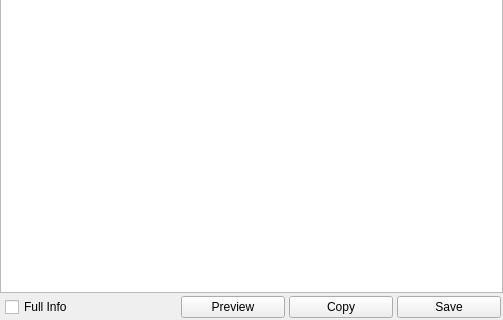
Before: the Qt Designer form mediainfo/mediainfo_dialog.ui in emako/qvs, drawn with Qt 5; both pictures show x 0 to 503 and y 200 to 520 of the 503 by 520 pixel window.
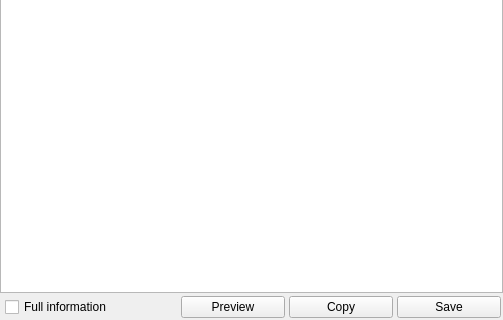
After: the same form once the commit is applied. Icons and pictures are not drawn.

```diff
--- a/mediainfo/mediainfo_dialog.ui
+++ b/mediainfo/mediainfo_dialog.ui
@@ -78,7 +78,7 @@
       <item>
        <widget class="QCheckBox" name="checkBoxMediaInfoFull">
         <property name="text">
-         <string>Full Info</string>
+         <string>Full information</string>
         </property>
        </widget>
       </item>
```
